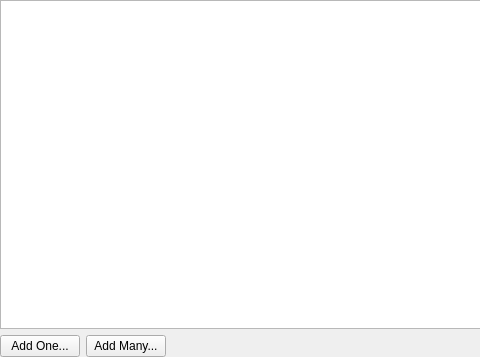
Before: the Qt Designer form ilastik/applets/dataSelection/dataDetailViewerWidget.ui in ilastik/ilastik, drawn with Qt 5; both pictures show x 0 to 480 and y 0 to 357 of the 876 by 357 pixel window.
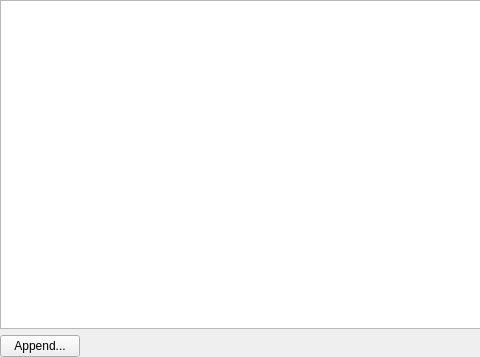
After: the same form once the commit is applied. Custom widgets are drawn as their Qt base class.

Commit message: DataSelection: Allow user to append files from the summary tab.

Diff of the .ui file:
```diff
--- a/ilastik/applets/dataSelection/dataDetailViewerWidget.ui
+++ b/ilastik/applets/dataSelection/dataDetailViewerWidget.ui
@@ -25,14 +25,7 @@
      <item>
       <widget class="QPushButton" name="addOneButton">
        <property name="text">
-        <string>Add One...</string>
-       </property>
-      </widget>
-     </item>
-     <item>
-      <widget class="QPushButton" name="addManyButton">
-       <property name="text">
-        <string>Add Many...</string>
+        <string>Append...</string>
        </property>
       </widget>
      </item>
```
Left out of the diff: 2 changed lines with no effect on the pictures. The commit also changes 5 other files.
